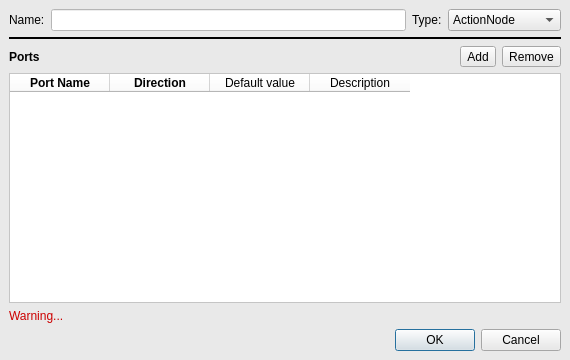
The window that bt_editor/custom_node_dialog.ui (BehaviorTree/Groot) describes before a commit, drawn with Qt 5.
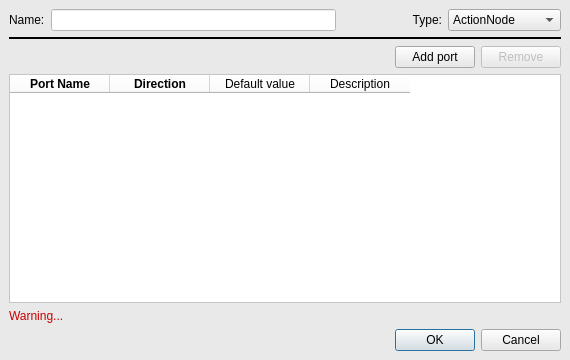
The same window after the commit.

Commit message: working on SubTree with ports

```diff
--- a/bt_editor/custom_node_dialog.ui
+++ b/bt_editor/custom_node_dialog.ui
@@ -49,9 +49,18 @@
      </item>
      <item row="0" column="2">
       <widget class="QLabel" name="label_3">
+       <property name="minimumSize">
+        <size>
+         <width>100</width>
+         <height>0</height>
+        </size>
+       </property>
        <property name="text">
         <string>Type:</string>
        </property>
+       <property name="alignment">
+        <set>Qt::AlignRight|Qt::AlignTrailing|Qt::AlignVCenter</set>
+       </property>
       </widget>
      </item>
      <item row="0" column="0">
@@ -92,19 +101,6 @@
    </item>
    <item>
     <layout class="QHBoxLayout" name="horizontalLayout">
-     <item>
-      <widget class="QLabel" name="label">
-       <property name="font">
-        <font>
-         <weight>75</weight>
-         <bold>true</bold>
-        </font>
-       </property>
-       <property name="text">
-        <string>Ports</string>
-       </property>
-      </widget>
-     </item>
      <item>
       <spacer name="horizontalSpacer">
        <property name="orientation">
@@ -119,14 +115,17 @@
       </spacer>
      </item>
      <item>
-      <widget class="QToolButton" name="toolButtonAdd">
+      <widget class="QPushButton" name="pushButtonAdd">
        <property name="text">
-        <string>Add</string>
+        <string>Add port</string>
        </property>
       </widget>
      </item>
      <item>
-      <widget class="QToolButton" name="toolButtonRemove">
+      <widget class="QPushButton" name="pushButtonRemove">
+       <property name="enabled">
+        <bool>false</bool>
+       </property>
        <property name="text">
         <string>Remove</string>
        </property>
```
Left out of the diff: 8 changed lines with no effect on the pictures. The commit also changes 3 other files.
